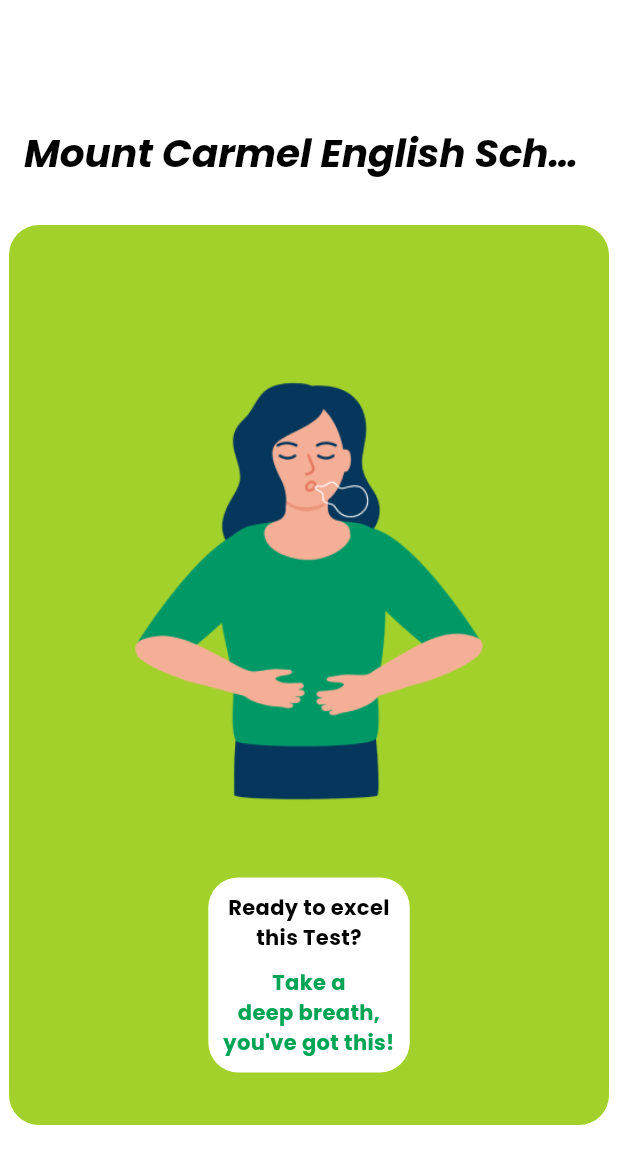
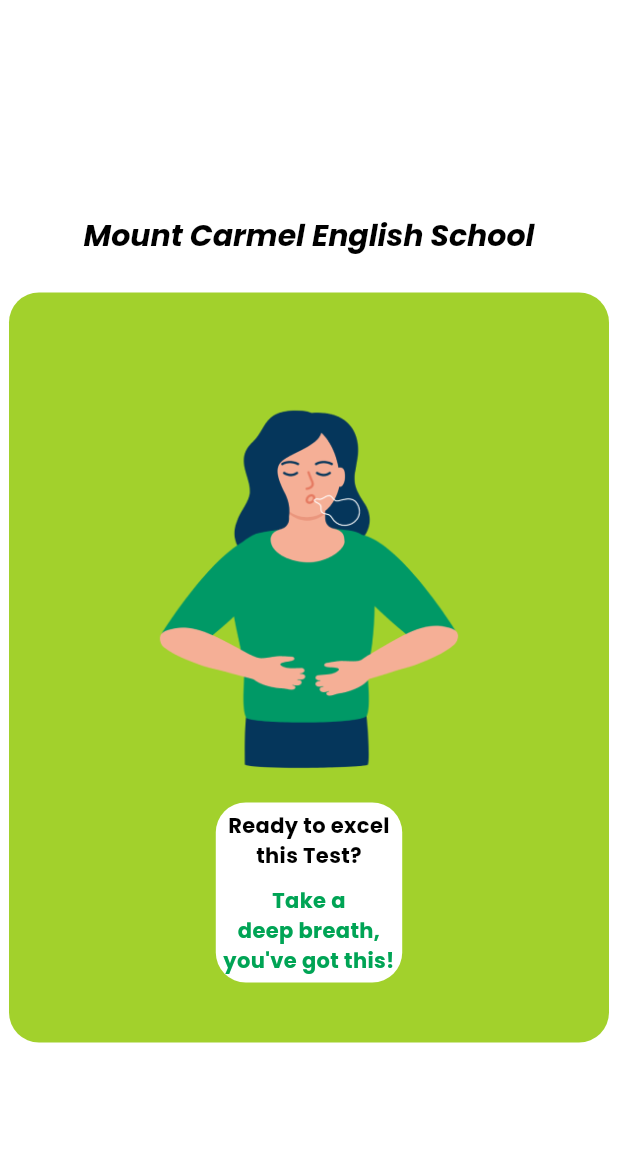
Before and after one commit to dhanvina/quizapp, a Flutter app: the MotivationScreen2 screen opened directly, on a phone screen of 412 x 824 dp. Shown: the top 1164 px of the screen. Run offline on Flutter 3.47's test engine with Material 3 defaults, Android fonts, the phone set to English and light mode, and no system bars; our stand-ins replace cloud_firestore, dartz, firebase_core, google_fonts; accounts and stored records are empty.

Commit message:
updated quiz card

```diff
--- a/lib/completion_screen.dart
+++ b/lib/completion_screen.dart
@@ -1,6 +1,8 @@
 import 'package:flutter/material.dart';
 
 class SuccessScreen extends StatelessWidget {
+  const SuccessScreen({super.key});
+
   @override
   Widget build(BuildContext context) {
     // Get the screen width and height
--- a/lib/main.dart
+++ b/lib/main.dart
@@ -17,6 +17,8 @@
 }
 
 class MyApp extends StatelessWidget {
+  const MyApp({super.key});
+
   @override
   Widget build(BuildContext context) {
     final AppRouter appRouter = AppRouter();
--- a/lib/presentation/pages/motivation_screen2.dart
+++ b/lib/presentation/pages/motivation_screen2.dart
@@ -4,20 +4,20 @@
 class MotivationScreen2 extends StatelessWidget {
   @override
   Widget build(BuildContext context) {
+    return LayoutBuilder(
+      builder: (BuildContext context, BoxConstraints constraints) {
         return Scaffold(
           backgroundColor: Colors.white,
           body: Center(
             child: Column(
               mainAxisAlignment: MainAxisAlignment.center,
               children: [
-            // Move the school name outside of the green container
                 AppBarWidget(),
-            SizedBox(height: 20.0),
-            // The green container starts here
+                SizedBox(height: 10.0),
                 Container(
-              padding: EdgeInsets.all(20),
+                  padding: EdgeInsets.all(5),
                   width: 400,
-              height: 600,
+                  height: 500,
                   decoration: BoxDecoration(
                     color: const Color(0xFFA2D12C),
                     borderRadius: BorderRadius.circular(20),
@@ -26,16 +26,16 @@
                     mainAxisAlignment: MainAxisAlignment.center,
                     children: [
                       Container(
-                    height: 400,
+                        height: 300,
                         width: 400,
                         child: Image.asset(
-                      'assets/motivation_screen2.png', // Add your image path here
+                          'assets/motivation_screen2.png',
                           fit: BoxFit.contain,
                         ),
                       ),
-                  // The "Ready to excel this Test?" text
                       Container(
-                    padding: EdgeInsets.symmetric(horizontal: 10, vertical: 10),
+                        padding:
+                            EdgeInsets.symmetric(horizontal: 5, vertical: 5),
                         decoration: BoxDecoration(
                           color: Colors.white,
                           borderRadius: BorderRadius.circular(20),
@@ -57,11 +57,10 @@
                               'Take a\ndeep breath,\nyou\'ve got this!',
                               textAlign: TextAlign.center,
                               style: TextStyle(
-                            fontFamily: 'Poppins', // Use the Poppins font
-                            fontSize: 14.0, // Responsive font size
-                            fontWeight: FontWeight.bold, // Bold weight
-                            color: Color(
-                                0xFF00A455), // Hex color code for the specified green
+                                fontFamily: 'Poppins',
+                                fontSize: 14.0,
+                                fontWeight: FontWeight.bold,
+                                color: Color(0xFF00A455),
                               ),
                             ),
                           ],
@@ -74,5 +73,7 @@
             ),
           ),
         );
+      },
+    );
   }
 }
--- a/lib/presentation/widgets/app_bar_widget.dart
+++ b/lib/presentation/widgets/app_bar_widget.dart
@@ -2,8 +2,12 @@
 import 'package:flutter/material.dart';
 
 class AppBarWidget extends StatelessWidget {
+  const AppBarWidget({super.key});
+
   @override
   Widget build(BuildContext context) {
+    return LayoutBuilder(
+      builder: (context, constraints) {
         return AppBar(
           title: Text(
             "Mount Carmel English School",
@@ -11,8 +15,8 @@
               fontFamily: 'Poppins',
               fontWeight: FontWeight.bold,
               fontStyle: FontStyle.italic,
-          fontSize: 25.99,
-          height: 41.6 / 25.99,
+              fontSize: 20,
+              height: 20,
               color: Color(0xFF000000),
             ),
           ),
@@ -21,5 +25,7 @@
           elevation: 0,
           automaticallyImplyLeading: false,
         );
+      },
+    );
   }
 }
--- a/lib/presentation/widgets/custom_button.dart
+++ b/lib/presentation/widgets/custom_button.dart
@@ -17,14 +17,14 @@
   Widget build(BuildContext context) {
     return Center(
       child: SizedBox(
-        width: 220,
-        height: 83.13,
+        width: 150,
+        height: 60,
         child: ElevatedButton(
           onPressed: onPressed,
           style: ElevatedButton.styleFrom(
             foregroundColor: Color(0xFFFFFFFF),
             backgroundColor: color,
-            padding: EdgeInsets.symmetric(vertical: 10.0, horizontal: 10.0),
+            padding: EdgeInsets.symmetric(vertical: 5.0, horizontal: 5.0),
             shape: RoundedRectangleBorder(
               borderRadius: BorderRadius.circular(15.6),
             ),
--- a/lib/presentation/widgets/question_indicator.dart
+++ b/lib/presentation/widgets/question_indicator.dart
@@ -12,7 +12,7 @@
   @override
   Widget build(BuildContext context) {
     return Padding(
-      padding: const EdgeInsets.symmetric(vertical: 10),
+      padding: const EdgeInsets.symmetric(vertical: 5),
       child: SingleChildScrollView(
         scrollDirection: Axis.horizontal,
         child: Row(
--- a/lib/presentation/widgets/question_text.dart
+++ b/lib/presentation/widgets/question_text.dart
@@ -12,7 +12,7 @@
       padding: const EdgeInsets.all(16),
       child: Text(
         question,
-        style: TextStyle(fontSize: 24, fontWeight: FontWeight.bold),
+        style: TextStyle(fontSize: 14, fontWeight: FontWeight.bold),
         textAlign: TextAlign.center,
       ),
     );
--- a/lib/presentation/widgets/submit_button.dart
+++ b/lib/presentation/widgets/submit_button.dart
@@ -9,12 +9,12 @@
   @override
   Widget build(BuildContext context) {
     return Padding(
-      padding: const EdgeInsets.all(16),
+      padding: const EdgeInsets.all(5),
       child: ElevatedButton(
         onPressed: onPressed,
         style: ElevatedButton.styleFrom(
-          backgroundColor: Colors.red,
-          padding: EdgeInsets.symmetric(horizontal: 50, vertical: 15),
+          backgroundColor: Colors.yellowAccent,
+          padding: EdgeInsets.symmetric(horizontal: 10, vertical: 10),
         ),
         child: Text("Submit"),
       ),
--- a/lib/quiz_screen.dart
+++ b/lib/quiz_screen.dart
@@ -1,6 +1,8 @@
 import 'package:flutter/material.dart';
 
 class QuizScreen extends StatelessWidget {
+  const QuizScreen({super.key});
+
   @override
   Widget build(BuildContext context) {
     final size =
@@ -186,7 +188,7 @@
 class QuizOptionButton extends StatelessWidget {
   final String label;
 
-  const QuizOptionButton({required this.label});
+  const QuizOptionButton({super.key, required this.label});
 
   @override
   Widget build(BuildContext context) {
```
Also changed, not shown: lib/presentation/pages/motivation_screen1.dart (+14 -13 lines), lib/presentation/pages/question_page.dart (+35 -22 lines), lib/presentation/widgets/option_buttons.dart (+3 -4 lines), lib/presentation/widgets/timer_widget_sec.dart (+20 -23 lines). Lines whose indentation alone changed are shown as unchanged.
